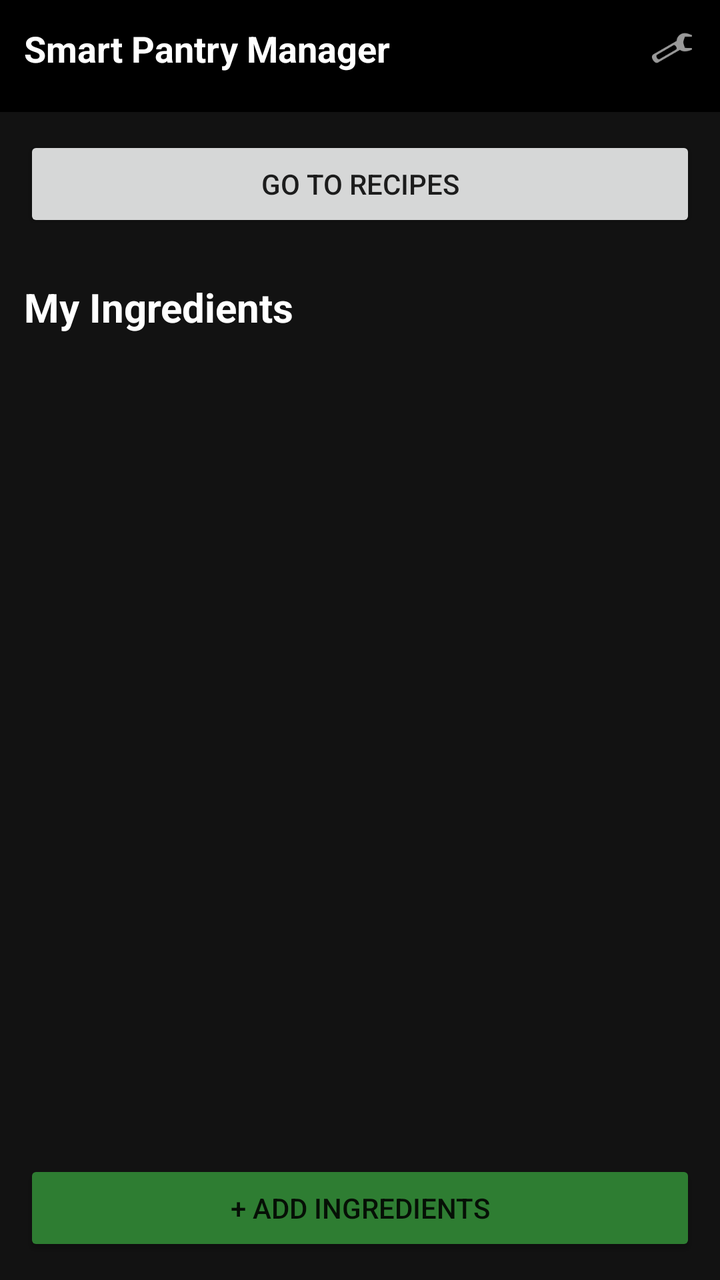
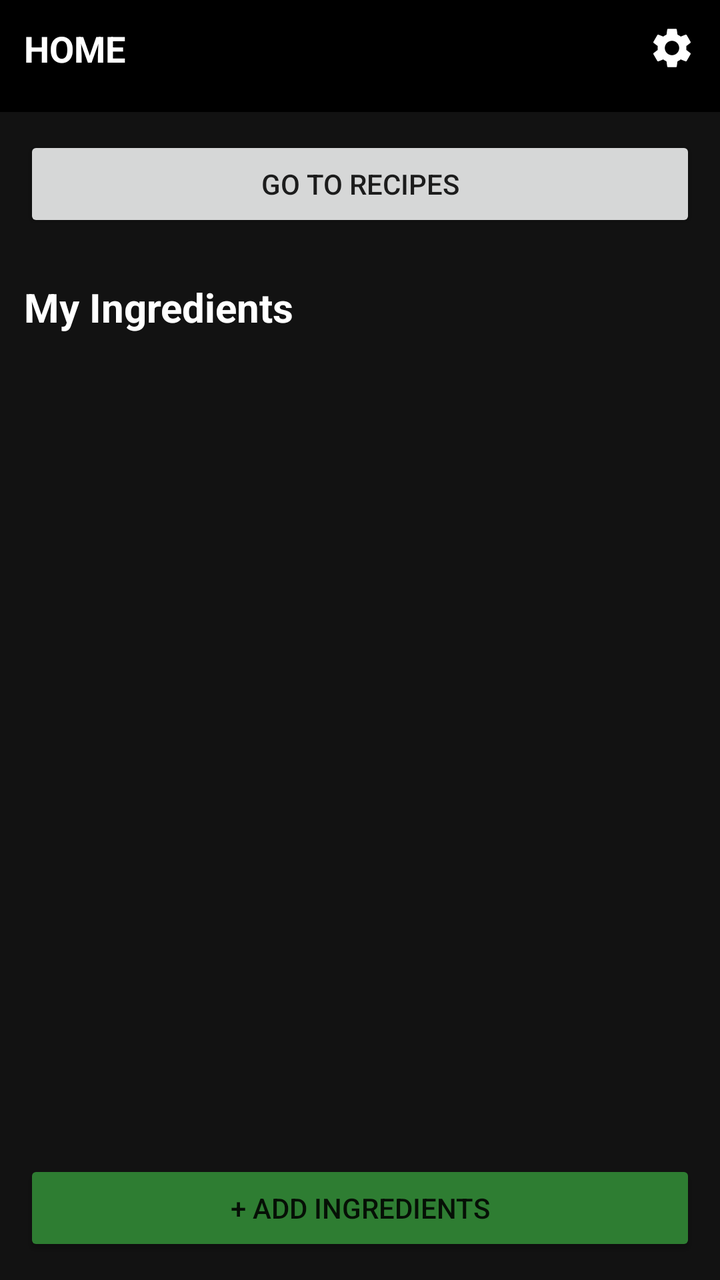

Screens rendered from an Android XML layout before and after an edit, with the pre-edit source and the edit as a unified diff.
<!-- AndroidManifest.xml: application theme Theme.AppCompat.DayNight.DarkActionBar -->
<!-- res/layout/activity_main.xml -->
<?xml version="1.0" encoding="utf-8"?>
<LinearLayout
    xmlns:android="http://schemas.android.com/apk/res/android"
    android:orientation="vertical"
    android:layout_width="match_parent"
    android:layout_height="match_parent"
    android:background="#121212">
    <LinearLayout
        android:orientation="horizontal"
        android:layout_width="match_parent"
        android:layout_height="56dp"
        android:background="#000"
        android:padding="12dp">
        <TextView android:layout_width="0dp"
            android:layout_weight="1"
            android:layout_height="wrap_content"
            android:text="Smart Pantry Manager"
            android:textColor="#FFF"
            android:textStyle="bold"
            android:textSize="18sp"/>
        <ImageView android:id="@+id/btnSettings"
            android:layout_width="24dp"
            android:layout_height="24dp"
            android:src="@android:drawable/ic_menu_preferences"/>
    </LinearLayout>
    <Button
        android:id="@+id/btnRecipes"
        android:layout_width="match_parent"
        android:layout_height="wrap_content"
        android:text="Go to Recipes"
        android:layout_margin="12dp"/>
    <TextView
        android:layout_width="wrap_content"
        android:layout_height="wrap_content"
        android:text="My Ingredients"
        android:textColor="#FFF"
        android:textStyle="bold"
        android:textSize="20sp"
        android:layout_margin="12dp"/>
    <androidx.recyclerview.widget.RecyclerView
        android:id="@+id/rvIngredients"
        android:layout_width="match_parent"
        android:layout_height="0dp"
        android:layout_weight="1"/>
    <TextView
        android:id="@+id/txtEmpty"
        android:layout_width="match_parent"
        android:layout_height="wrap_content"
        android:text="Hey there chef! It looks like your pantry is empty. Let's add some ingredients"
        android:textColor="#4CAF50"
        android:gravity="center"
        android:padding="24dp"
        android:visibility="gone"/>
    <Button
        android:id="@+id/btnAdd"
        android:layout_width="match_parent"
        android:layout_height="wrap_content"
        android:text="+ Add Ingredients"
        android:backgroundTint="#2E7D32"
        android:layout_margin="12dp"/>
</LinearLayout>
<!-- resources referenced by this layout -->
<resources>

</resources>

<!-- the commit's change to res/layout/activity_main.xml (unified diff, before → after) -->
@@ -1,6 +1,6 @@
 <?xml version="1.0" encoding="utf-8"?>
-<LinearLayout
-    xmlns:android="http://schemas.android.com/apk/res/android"
+<LinearLayout xmlns:android="http://schemas.android.com/apk/res/android"
+    xmlns:app="http://schemas.android.com/apk/res-auto"
     android:orientation="vertical"
     android:layout_width="match_parent"
     android:layout_height="match_parent"
@@ -14,25 +14,30 @@
         <TextView android:layout_width="0dp"
             android:layout_weight="1"
             android:layout_height="wrap_content"
-            android:text="Smart Pantry Manager"
+            android:text="@string/home"
             android:textColor="#FFF"
             android:textStyle="bold"
             android:textSize="18sp"/>
-        <ImageView android:id="@+id/btnSettings"
+
+        <ImageView
+            android:id="@+id/btnSettings"
             android:layout_width="24dp"
             android:layout_height="24dp"
-            android:src="@android:drawable/ic_menu_preferences"/>
+            android:src="@drawable/ic_settings"
+            app:tint="#FFFFFF"
+            android:background="?attr/selectableItemBackgroundBorderless"/>
+
     </LinearLayout>
     <Button
         android:id="@+id/btnRecipes"
         android:layout_width="match_parent"
         android:layout_height="wrap_content"
-        android:text="Go to Recipes"
+        android:text="@string/go_to_recipes"
         android:layout_margin="12dp"/>
     <TextView
         android:layout_width="wrap_content"
         android:layout_height="wrap_content"
-        android:text="My Ingredients"
+        android:text="@string/my_ingredients"
         android:textColor="#FFF"
         android:textStyle="bold"
         android:textSize="20sp"
@@ -46,7 +51,7 @@
         android:id="@+id/txtEmpty"
         android:layout_width="match_parent"
         android:layout_height="wrap_content"
-        android:text="Hey there chef! It looks like your pantry is empty. Let's add some ingredients"
+        android:text="@string/hey_there_chef_it_looks_like_your_pantry_is_empty_let_s_add_some_ingredients"
         android:textColor="#4CAF50"
         android:gravity="center"
         android:padding="24dp"
@@ -55,7 +60,7 @@
         android:id="@+id/btnAdd"
         android:layout_width="match_parent"
         android:layout_height="wrap_content"
-        android:text="+ Add Ingredients"
+        android:text="@string/add_ingredients"
         android:backgroundTint="#2E7D32"
         android:layout_margin="12dp"/>
 </LinearLayout>
<!-- resource entries referenced after the edit -->
@@ -1,5 +1,15 @@
 <!-- resources referenced by this layout -->
 <resources>
-
+  <!-- drawable ic_settings (drawable) -->
+  <vector xmlns:android="http://schemas.android.com/apk/res/android" android:height="24dp" android:tint="#FFFFFF" android:viewportHeight="24" android:viewportWidth="24" android:width="24dp">
+        
+      <path android:fillColor="@android:color/white" android:pathData="M19.14,12.94c0.04,-0.3 0.06,-0.61 0.06,-0.94c0,-0.32 -0.02,-0.64 -0.07,-0.94l2.03,-1.58c0.18,-0.14 0.23,-0.41 0.12,-0.61l-1.92,-3.32c-0.12,-0.22 -0.37,-0.29 -0.59,-0.22l-2.39,0.96c-0.5,-0.38 -1.03,-0.7 -1.62,-0.94L14.4,2.81c-0.04,-0.24 -0.24,-0.41 -0.48,-0.41h-3.84c-0.24,0 -0.43,0.17 -0.47,0.41L9.25,5.35C8.66,5.59 8.12,5.92 7.63,6.29L5.24,5.33c-0.22,-0.08 -0.47,0 -0.59,0.22L2.74,8.87C2.62,9.08 2.66,9.34 2.86,9.48l2.03,1.58C4.84,11.36 4.8,11.69 4.8,12s0.02,0.64 0.07,0.94l-2.03,1.58c-0.18,0.14 -0.23,0.41 -0.12,0.61l1.92,3.32c0.12,0.22 0.37,0.29 0.59,0.22l2.39,-0.96c0.5,0.38 1.03,0.7 1.62,0.94l0.36,2.54c0.05,0.24 0.24,0.41 0.48,0.41h3.84c0.24,0 0.44,-0.17 0.47,-0.41l0.36,-2.54c0.59,-0.24 1.13,-0.56 1.62,-0.94l2.39,0.96c0.22,0.08 0.47,0 0.59,-0.22l1.92,-3.32c0.12,-0.22 0.07,-0.47 -0.12,-0.61L19.14,12.94zM12,15.6c-1.98,0 -3.6,-1.62 -3.6,-3.6s1.62,-3.6 3.6,-3.6s3.6,1.62 3.6,3.6S13.98,15.6 12,15.6z"/>
+      
+  </vector>
+  <string name="add_ingredients">+ Add Ingredients</string>
+  <string name="go_to_recipes">Go to Recipes</string>
+  <string name="hey_there_chef_it_looks_like_your_pantry_is_empty_let_s_add_some_ingredients">Hey there chef! It looks like your pantry is empty. Let\'s add some ingredients</string>
+  <string name="home">HOME</string>
+  <string name="my_ingredients">My Ingredients</string>
 </resources>
 
